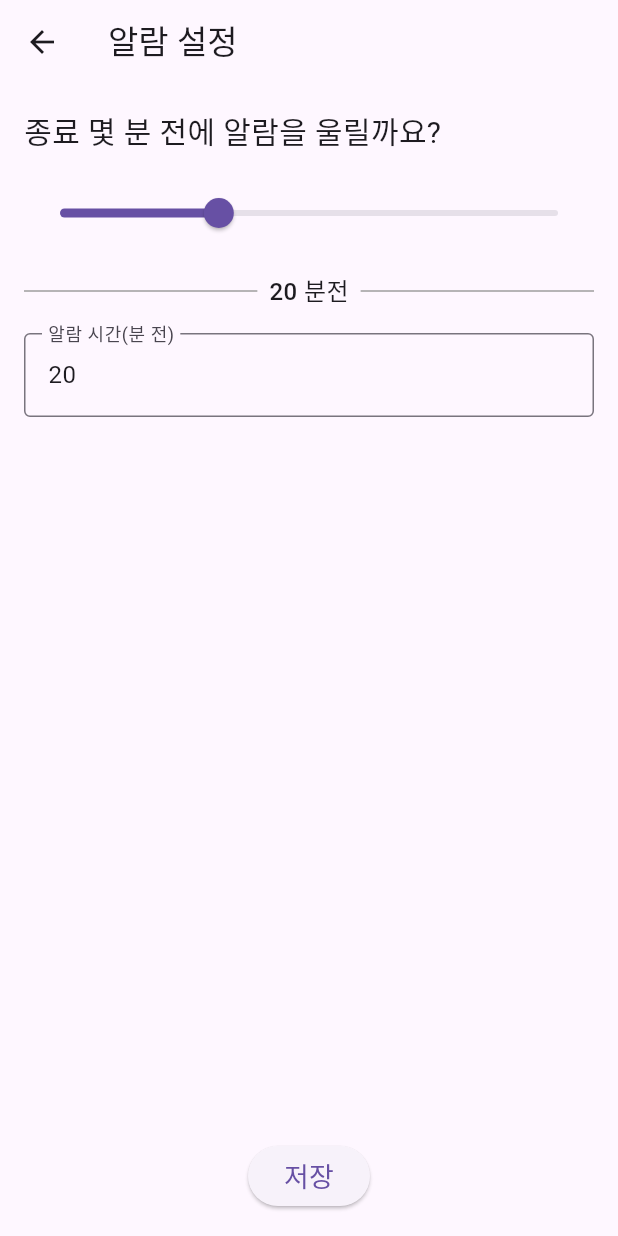
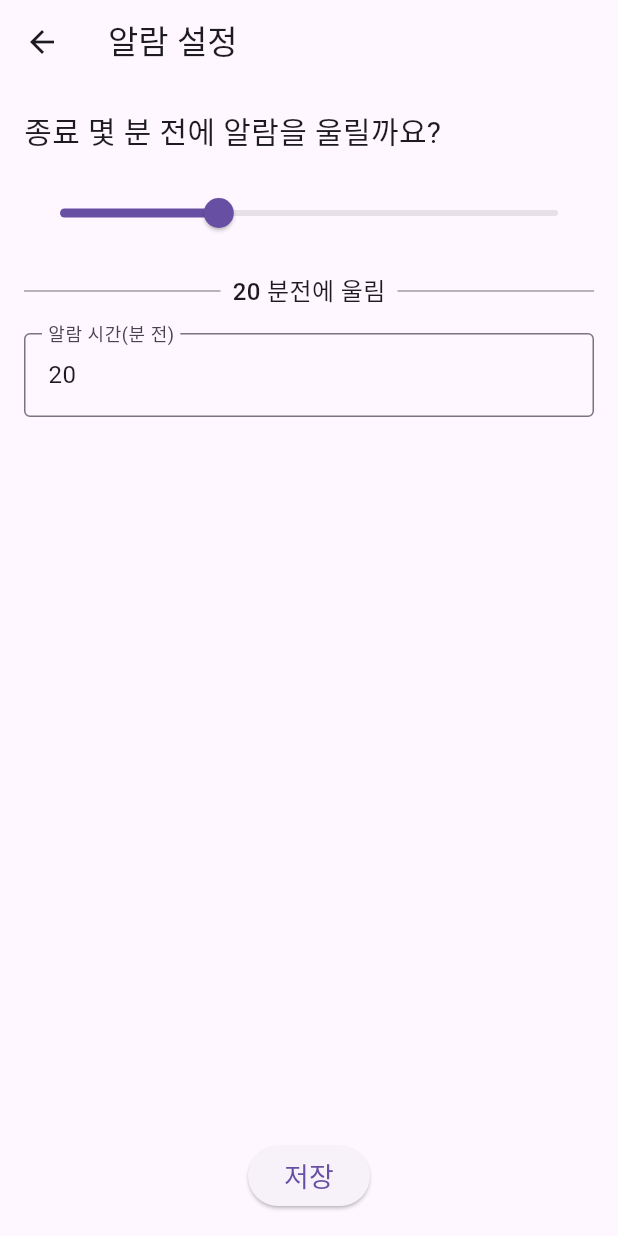
Before and after one commit to solardayz/time_table, a Flutter app: the AlarmSettingsScreen screen opened directly with empty values, on a phone screen of 412 x 824 dp. Run offline on Flutter 3.47's test engine with Material 3 defaults, Android fonts, the phone set to English and light mode, and no system bars; our stand-ins replace awesome_notifications, sqflite, timezone; accounts and stored records are empty.

Commit message:
feat: Enhance Alarm Settings with Input Validation and UI Improvements
This commit enhances the alarm settings screen by adding input validation to the text field, improving UI consistency, and providing better user feedback.

-   **Input Validation**:
    -   Added input validation to the text field to ensure only digits are entered.
    -   Implemented input value clamping to restrict input to the range of 1-60, preventing invalid input.
    - The `_updateAlarmOffsetFromText` function now clamps the value to between 1 and 60.
    -   The text field now immediately reflects the clamped value.
-
- - **UI Consistency**:
-   -   Improved the UI by adding a description text of alarm time.
-   -   Improved the widget title and layout for better readability.
- - **User Feedback**:
-    - Added comments for user readability.
-    - The slider's minimum value is now set to 1.
-   - The value in the text field is now updated whenever the slider is used.
-  - Added comment to describe the role of methods.
-   - Added comment to describe the widget component.
+ - Added comment to describe the widget component.
+-   **UI Improvements**:
+    -   Updated the text description from '$alarmOffset 분전' to '$alarmOffset 분전에 울림' for better clarity.
+    -   Added a comment to describe the role of methods.
+    -   Added comments to enhance code readability.
+    -   Added a text field to enter the alarm offset and set a description.
+    - Added a slider to select the alarm offset.
+    - Added a middle separator widget to clearly show the difference between the components.
+    - The slider's minimum value is now set to 1.
+    - The value in the text field is now updated whenever the slider is used.
+
+ - **Description**:
+   - Enhanced the UI by adding a description of the alarm time.
+   - Improved the widget title and layout for better readability.
+    - Added comments for user readability.

```diff
--- a/lib/presentation/screens/alarm_settings_screen.dart
+++ b/lib/presentation/screens/alarm_settings_screen.dart
@@ -1,4 +1,5 @@
 import 'package:flutter/material.dart';
+import 'package:flutter/services.dart';
 import 'package:time_table/data/database_helper.dart';
 
 class AlarmSettingsScreen extends StatefulWidget {
@@ -19,6 +20,7 @@ class _AlarmSettingsScreenState extends State<AlarmSettingsScreen> {
     _textController = TextEditingController(text: alarmOffset.toString());
   }
 
+  // DB에서 저장된 알람 오프셋을 불러옵니다.
   void _loadAlarmOffset() async {
     int offset = await DatabaseHelper.instance.getAlarmOffset(widget.userId);
     setState(() {
@@ -27,6 +29,7 @@ class _AlarmSettingsScreenState extends State<AlarmSettingsScreen> {
     });
   }
 
+  // 사용자가 선택한 알람 오프셋을 DB에 저장하고, Snackbar로 메시지를 표시 후 화면을 닫습니다.
   void _saveAlarmOffset() async {
     await DatabaseHelper.instance.insertOrUpdateAlarm(widget.userId, alarmOffset);
     ScaffoldMessenger.of(context).showSnackBar(
@@ -37,11 +40,19 @@ class _AlarmSettingsScreenState extends State<AlarmSettingsScreen> {
     });
   }
 
+  // 텍스트 필드의 값이 변경될 때, 값을 1~60 사이로 클램핑하여 슬라이더와 변수 업데이트
   void _updateAlarmOffsetFromText(String value) {
     int? parsed = int.tryParse(value);
-    if (parsed != null && parsed >= 1 && parsed <= 60) {
+    if (parsed != null) {
+      // 클램핑: 최소 1, 최대 60
+      int clamped = parsed.clamp(1, 60) as int;
       setState(() {
-        alarmOffset = parsed;
+        alarmOffset = clamped;
+        // 텍스트 필드에 클램핑된 값을 다시 반영
+        _textController.text = clamped.toString();
+        _textController.selection = TextSelection.fromPosition(
+          TextPosition(offset: _textController.text.length),
+        );
       });
     }
   }
@@ -57,7 +68,7 @@ class _AlarmSettingsScreenState extends State<AlarmSettingsScreen> {
           ),
         ),
         Text(
-          '$alarmOffset 분전',
+          '$alarmOffset 분전에 울림',
           style: TextStyle(fontSize: 16, fontWeight: FontWeight.w500),
         ),
         Expanded(
@@ -93,9 +104,10 @@ class _AlarmSettingsScreenState extends State<AlarmSettingsScreen> {
               style: TextStyle(fontSize: 20),
             ),
             SizedBox(height: 16),
+            // 슬라이더
             Slider(
               value: alarmOffset.toDouble(),
-              min: 1,
+              min: 1, // 최소 1분부터 선택
               max: 60,
               divisions: 60,
               label: '$alarmOffset 분 전',
@@ -107,12 +119,14 @@ class _AlarmSettingsScreenState extends State<AlarmSettingsScreen> {
               },
             ),
             SizedBox(height: 16),
-            // 여기서 buildAlarmOffsetDisplay 위젯 사용
+            // 가운데 구분선과 함께 알람 오프셋을 표시하는 위젯
             buildAlarmOffsetDisplay(),
             SizedBox(height: 16),
-            TextField(
+            // 하단 텍스트 필드 (1~60 범위의 숫자만 입력 가능)
+            TextFormField(
               controller: _textController,
               keyboardType: TextInputType.number,
+              inputFormatters: [FilteringTextInputFormatter.digitsOnly],
               decoration: InputDecoration(
                 labelText: '알람 시간(분 전)',
                 border: OutlineInputBorder(),
```
